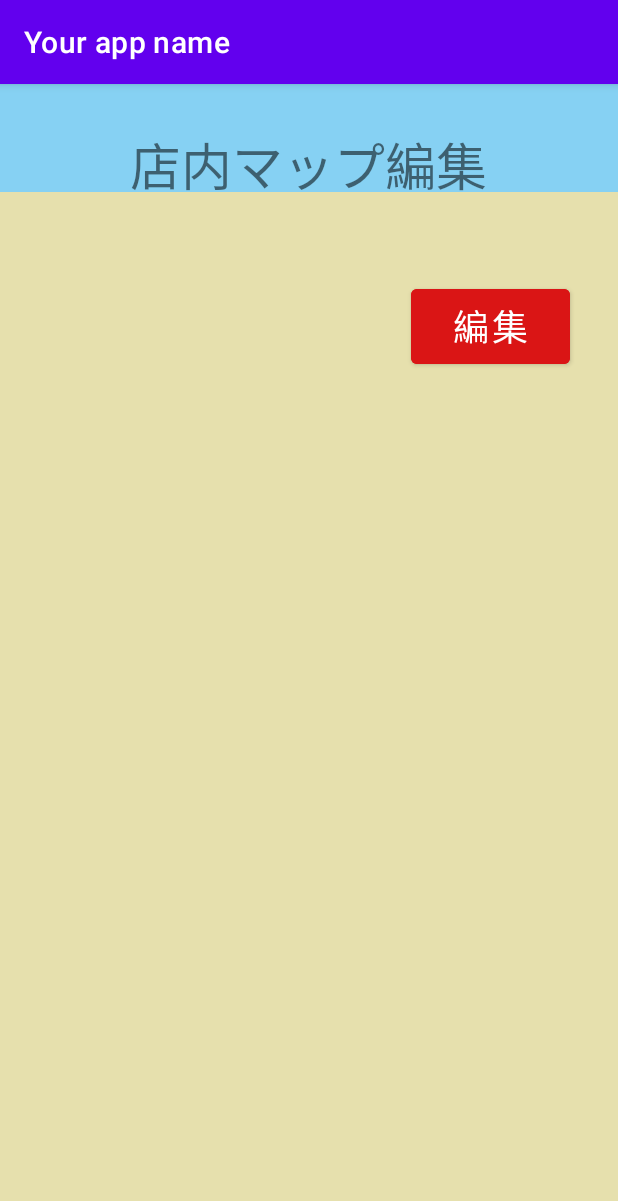
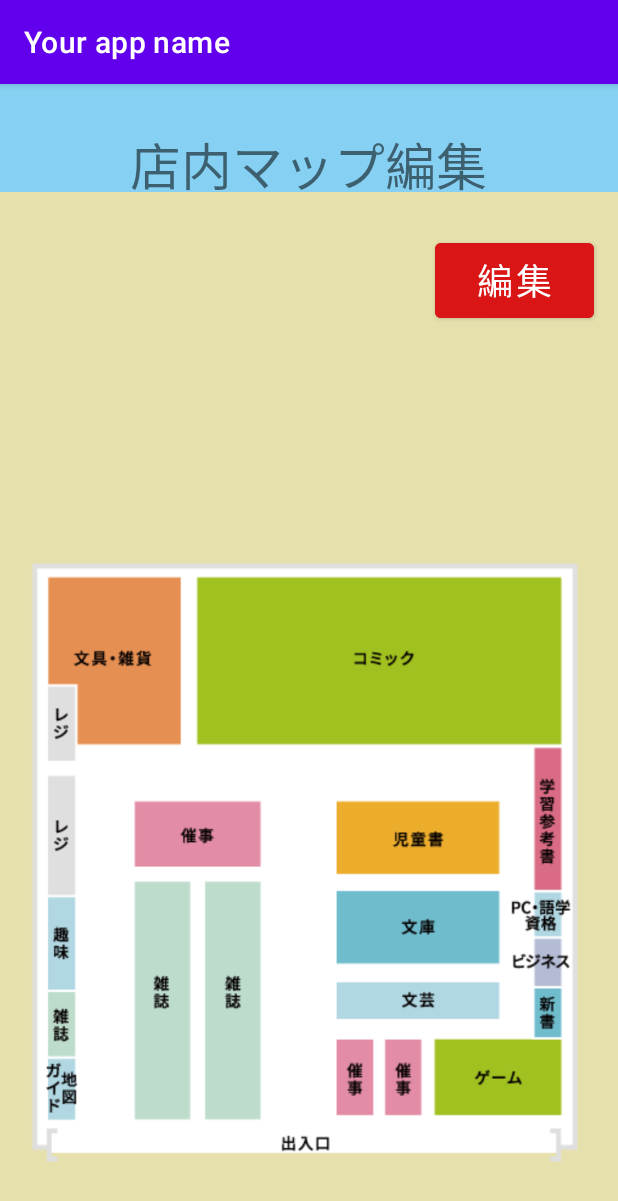
Before and after one commit to x19g025/thebook, an Android app: the TMapCreateActivity screen opened directly, with no data from a screen before it, on a phone screen of 412 x 824 dp. Shown: the top 1201 px of the screen. Run offline under Robolectric (Android 15) with nearby library versions, the phone set to English and light mode, and no system bars.

Commit message:
2021/12/08

```diff
--- a/app/src/main/res/layout/activity_tmap_create.xml
+++ b/app/src/main/res/layout/activity_tmap_create.xml
@@ -16,10 +16,10 @@
         android:textSize="24sp"
         app:layout_constraintBottom_toBottomOf="parent"
         app:layout_constraintEnd_toEndOf="parent"
-        app:layout_constraintHorizontal_bias="0.895"
+        app:layout_constraintHorizontal_bias="0.947"
         app:layout_constraintStart_toStartOf="parent"
         app:layout_constraintTop_toTopOf="parent"
-        app:layout_constraintVertical_bias="0.185" />
+        app:layout_constraintVertical_bias="0.142" />
 
     <androidx.appcompat.widget.Toolbar
         android:id="@+id/toolbar4"
@@ -48,4 +48,15 @@
         app:layout_constraintTop_toTopOf="parent"
         app:layout_constraintVertical_bias="1.0" />
 
+    <ImageView
+        android:id="@+id/imageView3"
+        android:layout_width="365dp"
+        android:layout_height="465dp"
+        android:layout_marginBottom="16dp"
+        app:layout_constraintBottom_toBottomOf="parent"
+        app:layout_constraintEnd_toEndOf="parent"
+        app:layout_constraintHorizontal_bias="0.448"
+        app:layout_constraintStart_toStartOf="parent"
+        app:srcCompat="@drawable/omisemap" />
+
 </androidx.constraintlayout.widget.ConstraintLayout>
```
Also changed, not shown: app/src/main/res/drawable-v24/omisemap.png (added).
